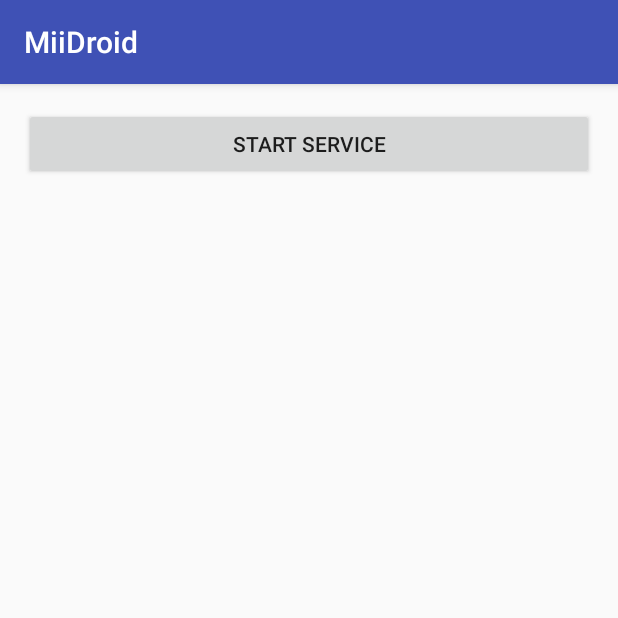
After one commit to AndroidGlass/MiiDroid, an Android app: the MyServiceActivity screen opened directly, with no data from a screen before it, on a phone screen of 412 x 824 dp, the top half of it. The commit adds this screen. Run offline under Robolectric (Android 15) with nearby library versions, the phone set to English and light mode, and no system bars.

Commit message:
Add service class

```diff
--- a/app/src/main/AndroidManifest.xml
+++ b/app/src/main/AndroidManifest.xml
@@ -17,7 +17,11 @@
         </activity>
         <activity android:name=".menu.MenuActivity" />
         <activity android:name=".lifecycle.LifecycleDemoActivity" />
-        <activity android:name=".implicit.intents.CameraIntentActivity"></activity>
+        <activity android:name=".implicit.intents.CameraIntentActivity" />
+
+        <service android:name=".service.MyIntentService" />
+
+        <activity android:name=".service.MyServiceActivity"></activity>
     </application>
 
 </manifest>
--- a/app/src/main/java/meetup/droid/miidroid/menu/MenuActivity.java
+++ b/app/src/main/java/meetup/droid/miidroid/menu/MenuActivity.java
@@ -9,6 +9,7 @@ import android.widget.LinearLayout;
 import meetup.droid.miidroid.R;
 import meetup.droid.miidroid.implicit.intents.CameraIntentActivity;
 import meetup.droid.miidroid.lifecycle.LifecycleDemoActivity;
+import meetup.droid.miidroid.service.MyServiceActivity;
 
 /**
  * Contains a list of buttons for launching a new activity
@@ -18,7 +19,8 @@ public class MenuActivity extends AppCompatActivity {
     private static MenuItem[] menuItems = new MenuItem[] {
             //todo create a class to start
             new MenuItem(LifecycleDemoActivity.class, "Lifecycle Demo"),
-            new MenuItem(CameraIntentActivity.class, "Camera Intent Demo")
+            new MenuItem(CameraIntentActivity.class, "Camera Intent Demo"),
+            new MenuItem(MyServiceActivity.class, "Service Demo")
     };
 
     @Override
--- /dev/null
+++ b/app/src/main/java/meetup/droid/miidroid/service/MyServiceActivity.java
@@ -0,0 +1,25 @@
+package meetup.droid.miidroid.service;
+
+import android.content.Intent;
+import android.support.v7.app.AppCompatActivity;
+import android.os.Bundle;
+import android.view.View;
+
+import meetup.droid.miidroid.R;
+
+public class MyServiceActivity extends AppCompatActivity {
+
+    @Override
+    protected void onCreate(Bundle savedInstanceState) {
+        super.onCreate(savedInstanceState);
+        setContentView(R.layout.activity_my_service);
+
+        findViewById(R.id.btn_start_service).setOnClickListener(new View.OnClickListener() {
+            @Override
+            public void onClick(View v) {
+                Intent intent = new Intent(MyServiceActivity.this, MyIntentService.class);
+                startService(intent);
+            }
+        });
+    }
+}
--- /dev/null
+++ b/app/src/main/res/layout/activity_my_service.xml
@@ -0,0 +1,19 @@
+<?xml version="1.0" encoding="utf-8"?>
+<LinearLayout xmlns:android="http://schemas.android.com/apk/res/android"
+    xmlns:tools="http://schemas.android.com/tools"
+    android:layout_width="match_parent"
+    android:layout_height="match_parent"
+    android:orientation="vertical"
+    android:paddingBottom="@dimen/activity_vertical_margin"
+    android:paddingLeft="@dimen/activity_horizontal_margin"
+    android:paddingRight="@dimen/activity_horizontal_margin"
+    android:paddingTop="@dimen/activity_vertical_margin"
+    tools:context="meetup.droid.miidroid.service.MyServiceActivity">
+
+    <Button
+        android:id="@+id/btn_start_service"
+        android:text="@string/btn_start_service"
+        android:layout_width="match_parent"
+        android:layout_height="wrap_content" />
+
+</LinearLayout>
--- a/app/src/main/res/values/strings.xml
+++ b/app/src/main/res/values/strings.xml
@@ -2,4 +2,5 @@
     <string name="app_name">MiiDroid</string>
     <string name="place_holder">Lorem Ipsum is simply dummy text of the printing and typesetting industry. Lorem Ipsum has been the industry\'s standard dummy text ever since the 1500s, when an unknown printer took a galley of type and scrambled it to make a type specimen book. It has survived not only five centuries, but also the leap into electronic typesetting, remaining essentially unchanged. It was popularised in the 1960s with the release of Letraset sheets containing Lorem Ipsum passages, and more recently with desktop publishing software like Aldus PageMaker including versions of Lorem Ipsum.</string>
     <string name="take_pic">Take Pic</string>
+    <string name="btn_start_service">Start Service</string>
 </resources>
```
Also changed, not shown: app/src/main/java/meetup/droid/miidroid/service/MyIntentService.java (added, +37 -0 lines).
